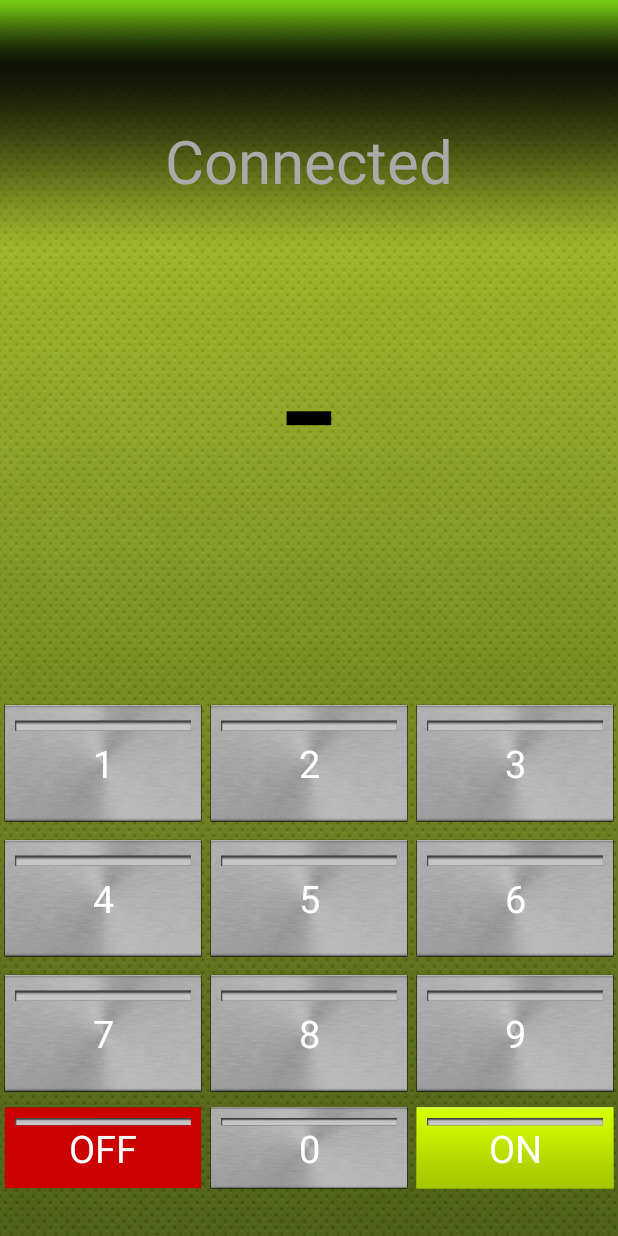
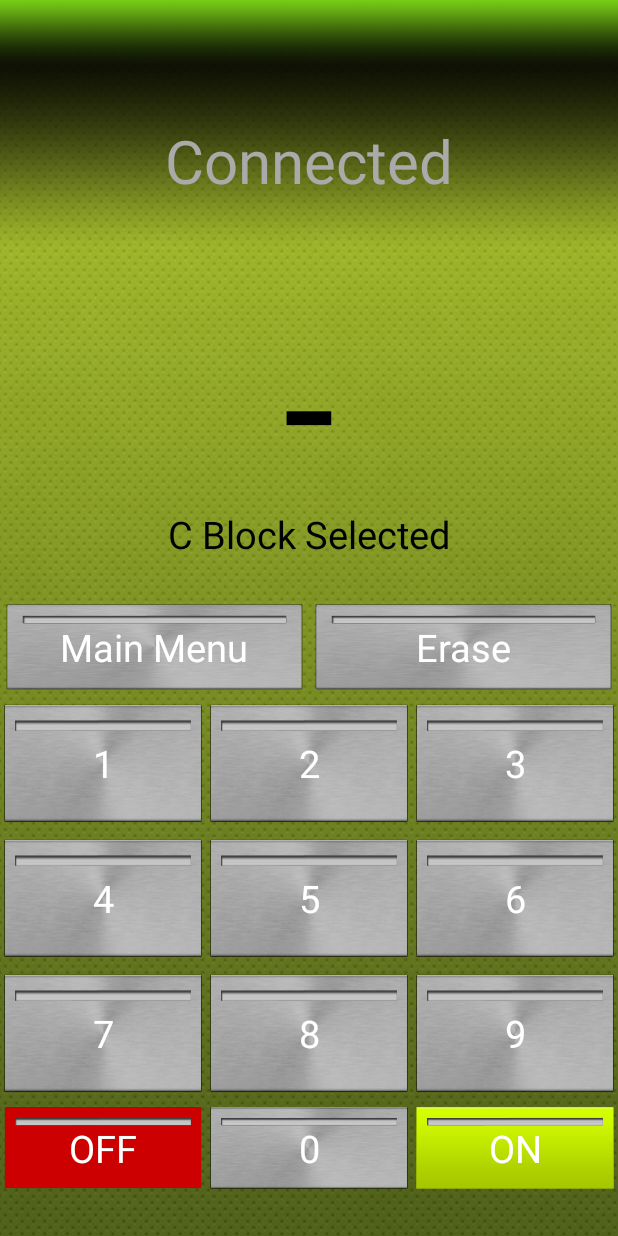
Before and after one commit to BurakCanKOCAK/LedControl, an Android app: the MainActivity screen opened directly, with no data from a screen before it, on a phone screen of 412 x 824 dp. Run offline under Robolectric (Android 15) with nearby library versions, the phone set to English and light mode, and no system bars.

Commit message:
Minor changings.Mainmenu and Erase buttons are added.

```diff
--- a/app/src/main/java/com/bkocak/ledcontrol/MainActivity.java
+++ b/app/src/main/java/com/bkocak/ledcontrol/MainActivity.java
@@ -199,13 +199,14 @@ public class MainActivity extends Activity implements OnClickListener {
             tvDatatoSend = (TextView) findViewById(R.id.tvDatatoSend);
             tvBlock = (TextView) findViewById(R.id.tvBlock);
 
-            if (block_name.equals("C")) {
-                tvBlock.setText("C" + " Block Selected");
-            } else if (block_name.equals("D")) {
-                tvBlock.setText("D" + " Block Selected");
-            } else if (block_name.equals("E")) {
-                tvBlock.setText("E" + " Block Selected");
-            }
+            tvBlock.setText(block_name+ " Block Selected");
+           // if (block_name.equals("C")) {
+           //     tvBlock.setText("C" + " Block Selected");
+           // } else if (block_name.equals("D")) {
+           //     tvBlock.setText("D" + " Block Selected");
+           // } else if (block_name.equals("E")) {
+           //     tvBlock.setText("E" + " Block Selected");
+           // }
             // tvBlock.setText(block_name + " Block Selected");
             tvBTStatus = (TextView) findViewById(R.id.tvBTStatus);
             RelLay = (RelativeLayout) findViewById(R.id.RelLay_keyboard);
@@ -236,16 +237,16 @@ public class MainActivity extends Activity implements OnClickListener {
         mHandler.postDelayed(sRunnable, 600000);
     }
 
-    //********************************************************************************************************
+    //**********************************************************************************************
     // ***********END OF ON CREATE***************************
     private final MyHandler mHandler = new MyHandler(this);
-    //********************************************************************************************************
+    //**********************************************************************************************
     private final static Runnable sRunnable = new Runnable() {
         public void run() {
         }
     };
 
-    //********************************************************************************************************
+    //**********************************************************************************************
     // ---------------- HANDLER ---------------------------------
     private static class MyHandler extends Handler {
         private final WeakReference<MainActivity> mActivity;
@@ -278,17 +279,15 @@ public class MainActivity extends Activity implements OnClickListener {
                     case cBluetooth.BL_REQUEST_ENABLE:
                         Log.e("::Main_Activity::HM::",
                                 ":::BLUETOOTH_ENABLE_REQUEST_SENT::");
-                        tvBTStatus.setText("Connecting Block : " + block_name);
+                        tvBTStatus.setText("Connecting to " + block_name+"...");
                         BluetoothAdapter.getDefaultAdapter();
                         Intent enableBtIntent = new Intent(
                                 BluetoothAdapter.ACTION_REQUEST_ENABLE);
-                        tvData.setText("Connected");
                         activity.startActivityForResult(enableBtIntent, 1);
-                        RelLay.setBackgroundResource(R.drawable.back_green);
                         break;
                     case cBluetooth.BL_SOCKET_FAILED:
                         // tvBTStatus.setText("BT Socket Failed!");
-                        Toast.makeText(activity.getBaseContext(), "Please Wait",
+                        Toast.makeText(activity.getBaseContext(), "Connection Error!",
                                 Toast.LENGTH_SHORT).show();
                         RelLay.setBackgroundResource(R.drawable.back_red);
                         bTop.setBackgroundResource(R.drawable.head_red);
@@ -304,30 +303,28 @@ public class MainActivity extends Activity implements OnClickListener {
                         break;
 
                     case cBluetooth.BL_CONNECTED_OK:
+                        tvData.setText("Connected");
+                        RelLay.setBackgroundResource(R.drawable.back_green);
                         Toast.makeText(activity.getBaseContext(), "System Connected", Toast.LENGTH_LONG).show();
-                        if (block_name.equals("C")) {
-                            // block_name="C";
-                            tvBTStatus.setText("Connected Block : " + "C");
-                        } else if (block_name.equals("D")) {
-                            // block_name="D";
-                            tvBTStatus.setText("Connected Block : " + "D");
-                        } else if (block_name.equals("E")) {
-                            // block_name="E";
-                            tvBTStatus.setText("Connected Block : " + "E");
-                        }
+                        tvBTStatus.setText("Connected to "+block_name);
+                        //if (block_name.equals("C")) {
+                        //    // block_name="C";
+                        //    tvBTStatus.setText("Connected Block : " + "C");
+                        //} else if (block_name.equals("D")) {
+                        //   // block_name="D";
+                        //    tvBTStatus.setText("Connected Block : " + "D");
+                        //} else if (block_name.equals("E")) {
+                        //    // block_name="E";
+                        //    tvBTStatus.setText("Connected Block : " + "E");
+                        //}
                         // tvBTStatus.setText("Connected Block : "+block_name);
                         RelLay.setBackgroundResource(R.drawable.back_green);
                         tvData.setText("Connected"); // Ba�lant�
-                        Log.e("::Main_Activity::HM::",
-                                ":::BLUETOOTH_CONNECTED_OK::");
+                        Log.e("::Main_Activity::",
+                                "::BLUETOOTH_CONNECTED_OK::");
 
-                        // bl.sendData("0000");
-                        // Sa�land�ysa-----------------------------------
+                        break;
 
-                        // *******************************************************
-                        break;
-                    // **********************************RECEIVE FUNCTION
-                    // *******************************************
                     case cBluetooth.RECIEVE_MESSAGE: // if message is recieved (����
                         // ��������� ��������)
                         byte[] readBuf = (byte[]) msg.obj;
@@ -413,7 +410,7 @@ public class MainActivity extends Activity implements OnClickListener {
 	 * } else { Toast.makeText(getApplicationContext(),
 	 * "Bluetooth is already on", Toast.LENGTH_LONG).show(); } }
 	 */
-    //********************************************************************************************************
+    //**********************************************************************************************
     // --------------------ACTIVITY RESULT--------------------------
     @Override
     protected void onActivityResult(int requestCode, int resultCode, Intent data) {
@@ -422,17 +419,17 @@ public class MainActivity extends Activity implements OnClickListener {
             if (myBluetoothAdapter.isEnabled()) {
                 tvData.setText("Connected");
                 System.out.println(":::REMOTE DEVICE CONNECTED:::");
-                bTop.setBackgroundResource(R.drawable.head_red);
+                bTop.setBackgroundResource(R.drawable.head_green);
             } else {
                 tvData.setText("Disconnected");
                 System.out.println(":::REMOTE DEVICE DISCONNECTED:::");
-                bTop.setBackgroundResource(R.drawable.head_green);
+                bTop.setBackgroundResource(R.drawable.head_red);
             }
         }
 
     }
 
-    //********************************************************************************************************
+    //**********************************************************************************************
     // ------------------BROADCAST RECEIVER ----------------------
     final BroadcastReceiver bReceiver = new BroadcastReceiver() {
         public void onReceive(Context context, Intent intent) {
@@ -451,7 +448,7 @@ public class MainActivity extends Activity implements OnClickListener {
         }
     };
 
-    //********************************************************************************************************
+    //**********************************************************************************************
     // ------------------------BT OFF--------------------------
     public void off(View view) {
         // Indicator.setBackgroundResource(R.drawable.red);
@@ -464,9 +461,9 @@ public class MainActivity extends Activity implements OnClickListener {
                 Toast.LENGTH_LONG).show();
     }
 
-    //********************************************************************************************************
+    //**********************************************************************************************
     // --------------------ON DESTROY --------------------
-    //********************************************************************************************************
+    //**********************************************************************************************
     // ---------------------ON RESUME---------------------
     @Override
     protected void onResume() {
@@ -531,7 +528,7 @@ public class MainActivity extends Activity implements OnClickListener {
 		 */
     }
 
-    //********************************************************************************************************
+    //**********************************************************************************************
     // -----------------ON PAUSE ---------------------
     @Override
     protected void onPause() {
@@ -541,7 +538,7 @@ public class MainActivity extends Activity implements OnClickListener {
         bl.BT_onPause();
     }
 
-    //********************************************************************************************************
+    //**********************************************************************************************
     /*
 	 * @Override public void onBackPressed() { // TODO Auto-generated method
 	 * stub super.onBackPressed(); BT_is_connect = bl.BT_Connect(address,
--- a/app/src/main/java/com/bkocak/ledcontrol/Opening.java
+++ b/app/src/main/java/com/bkocak/ledcontrol/Opening.java
@@ -175,7 +175,6 @@ public class Opening extends Activity implements OnClickListener {
     //********************************************************************************************************
     public void BTOn(final View view) {
         Log.i("::OPENING.java::", ":::BTOn():::");
-        Log.i("::OPENING.java::", "::: - BT ON Button Pressed - :::");
         BT_is_connect = bl.BT_Connect(address, false);
         try {
             Thread.sleep(500);
--- a/app/src/main/res/layout/keyboard_xml.xml
+++ b/app/src/main/res/layout/keyboard_xml.xml
@@ -100,7 +100,7 @@
         android:id="@+id/one_to_three2"
         android:layout_width="match_parent"
         android:layout_height="65dp"
-        android:layout_above="@+id/one_to_three"
+        android:layout_above="@+id/one_to_three3"
         android:layout_centerHorizontal="true"
         android:orientation="horizontal"
         android:weightSum="2" >
```
